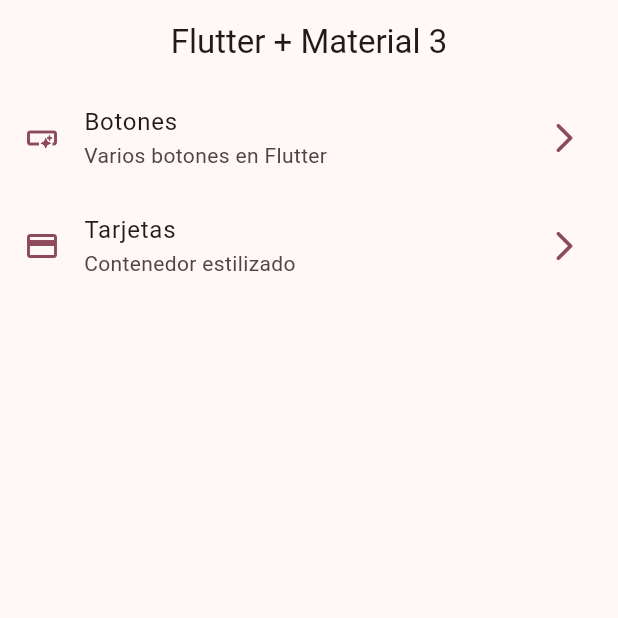
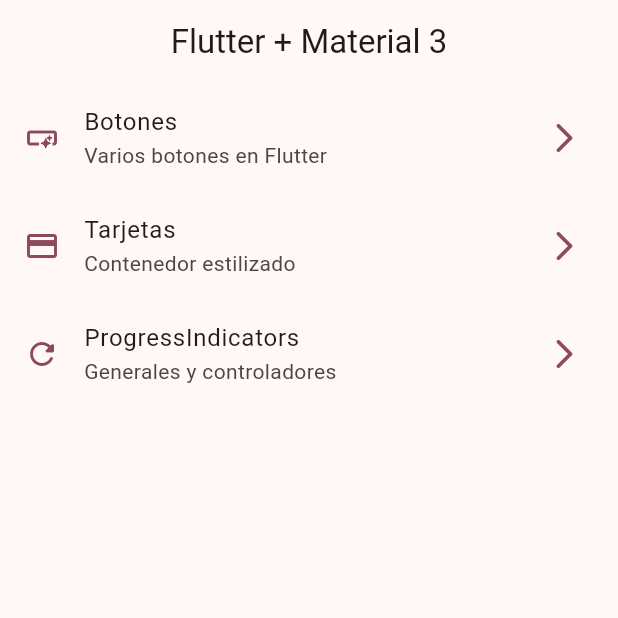
Before and after one commit to Pierou20181h057/widgets_app, a Flutter app: the screen it shows after launch, on a phone screen of 412 x 824 dp, the top half of it. Run offline on Flutter 3.47's test engine with Material 2 defaults, Android fonts, the phone set to English and light mode, and no system bars; our stand-ins replace go_router.

Commit message:
progress indicators finish

```diff
--- a/lib/config/menu/menu_item.dart
+++ b/lib/config/menu/menu_item.dart
@@ -26,4 +26,10 @@ List<MenuItem> appMenuItems = <MenuItem>[
     link: '/cards',
     icon: Icons.credit_card),
 
+    MenuItem(
+    title: 'ProgressIndicators',
+    subTitle: 'Generales y controladores',
+    link: '/progress',
+    icon: Icons.refresh_rounded),
+
 ];
--- a/lib/config/router/app_router.dart
+++ b/lib/config/router/app_router.dart
@@ -22,5 +22,10 @@ final appRouter = GoRouter(
       name: CardsScreen.name,
       builder: (context, state) => const CardsScreen(),
     ),
+    GoRoute(
+      path: '/progress',
+      name: ProgressScreen.name,
+      builder: (context, state) => const ProgressScreen(),
+    ),
   ],
 );
```
Also changed, not shown: lib/presentation/screens/progress/progress_screen.dart (+74 -2 lines).
